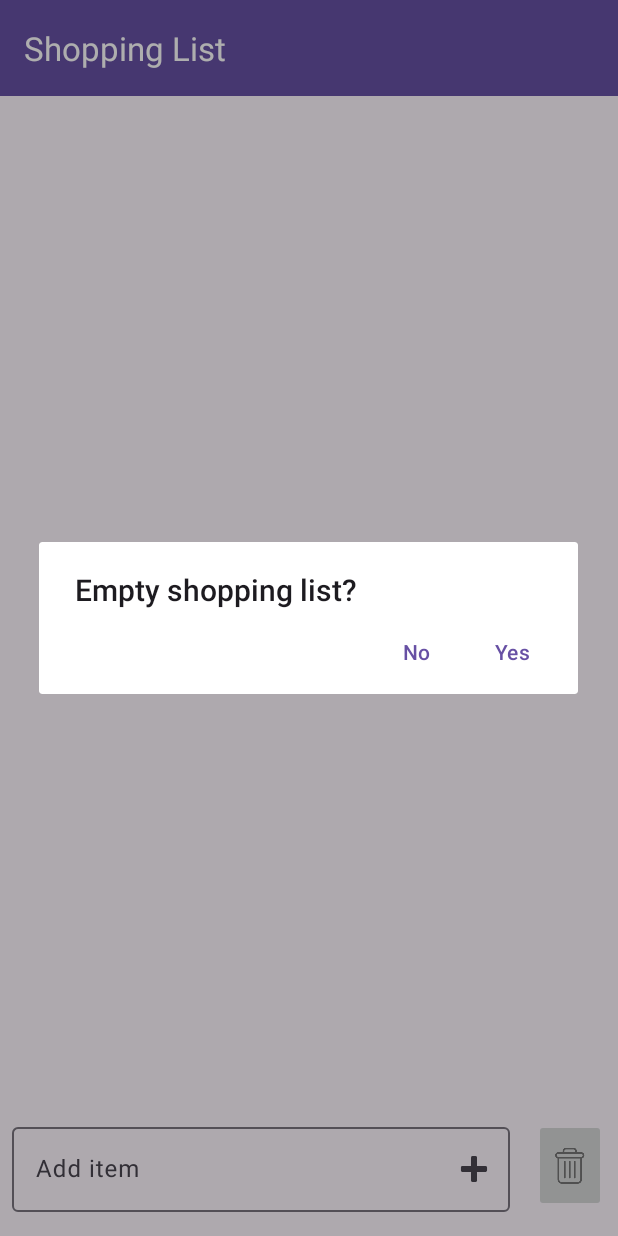
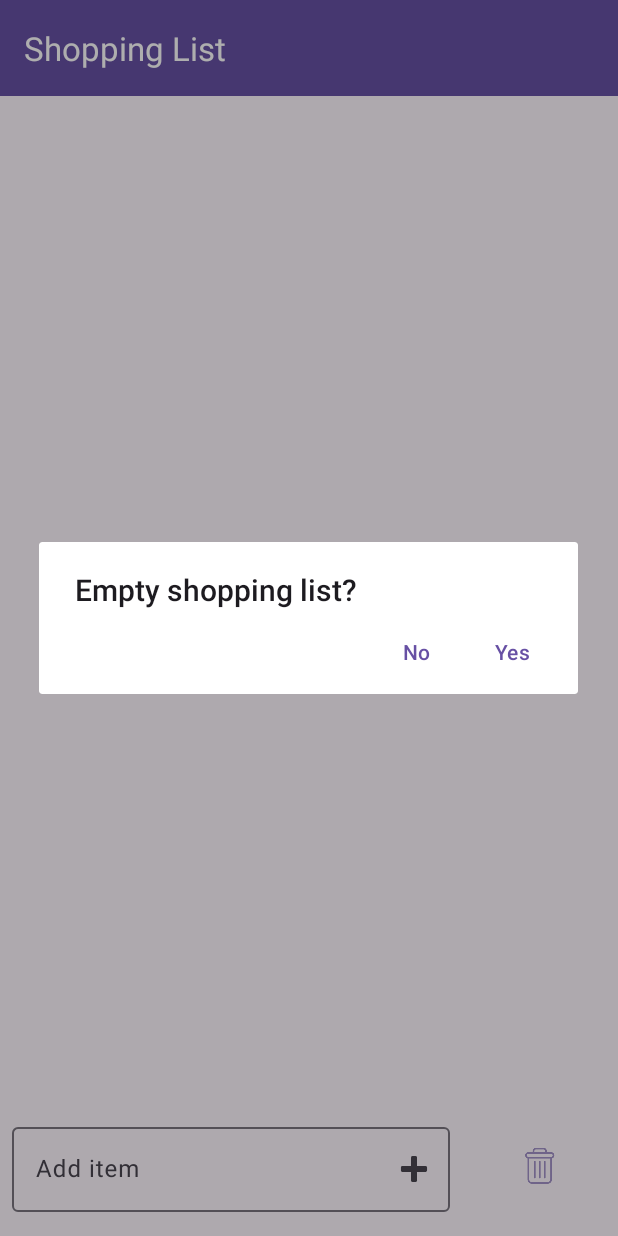
Before and after one commit to MarcosBarreiroOtero/ShoppingList, an Android app: the screen it shows after launch (MainActivity), after a tap on an icon or button, on a phone screen of 412 x 824 dp. Run offline under Robolectric (Android 15) with nearby library versions, the light colour scheme and no system bars; our stand-ins replace Room's generated code.

Commit message:
Material Style Delete Button

```diff
--- a/app/src/main/res/layout/activity_main.xml
+++ b/app/src/main/res/layout/activity_main.xml
@@ -68,6 +68,9 @@
         app:layout_constraintEnd_toEndOf="parent"
         app:layout_constraintStart_toEndOf="@+id/add_item_tex"
         app:layout_constraintTop_toBottomOf="@+id/item_list"
-        app:srcCompat="@drawable/ic_action_name" />
+        app:srcCompat="@drawable/ic_action_name"
+        app:tint="?attr/colorPrimary"
+        style="?attr/materialButtonOutlinedStyle"
+        />
 
 </androidx.constraintlayout.widget.ConstraintLayout>
```
